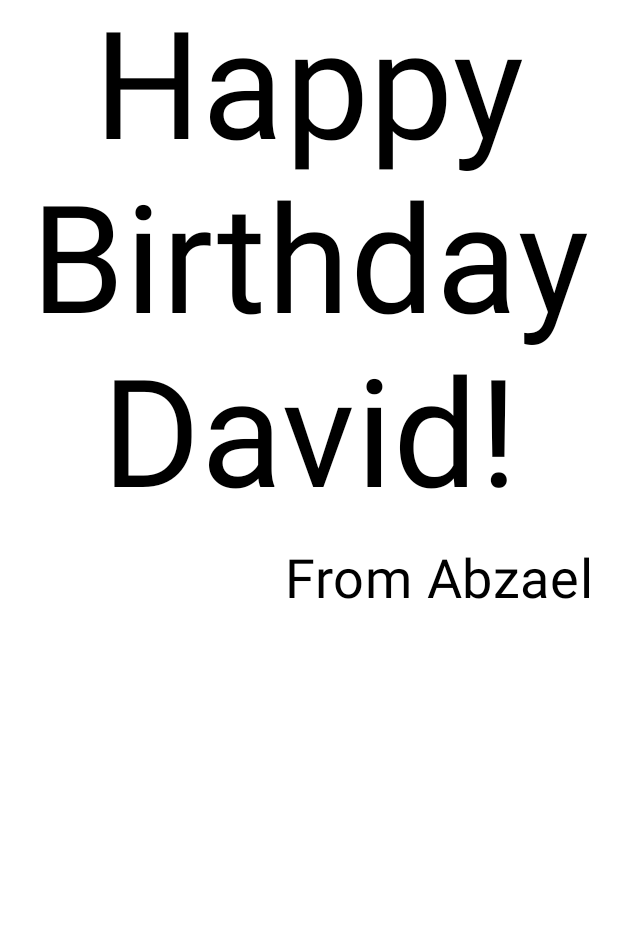
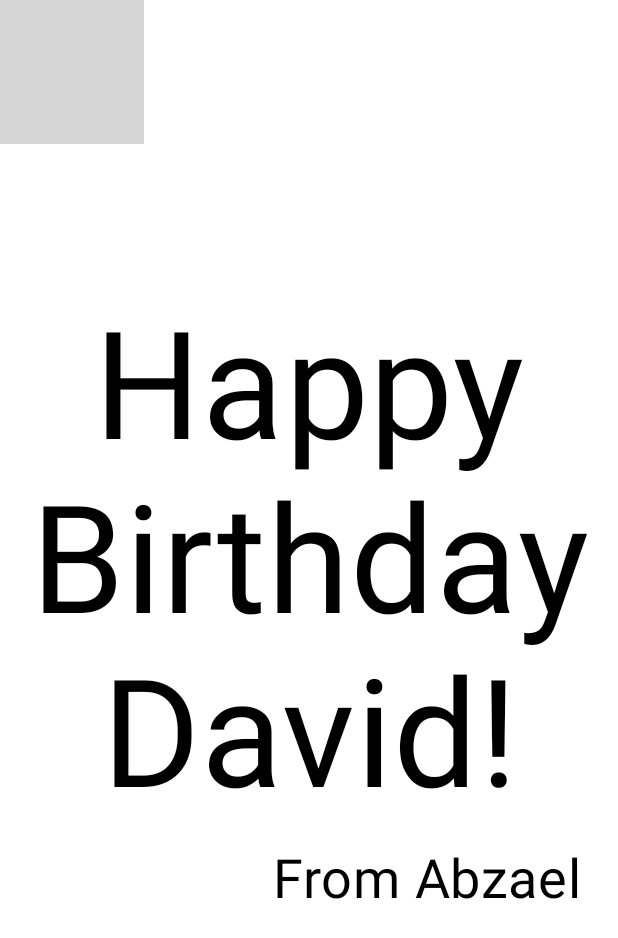
Before and after one commit to AbzaelRodriguez18/Happy_Birthday, an Android app built with Jetpack Compose: the @Preview function BirthdayCardPreview, on a phone screen of 412 x 824 dp. Shown: the top 938 px of the screen. Run offline under Robolectric (Android 15) with nearby library versions, the phone set to English and light mode, and no system bars; grey boxes are pictures that could not be loaded.

Commit message:
second commit

```diff
--- a/app/build.gradle.kts
+++ b/app/build.gradle.kts
@@ -49,6 +49,8 @@ dependencies {
     implementation(libs.androidx.compose.ui.graphics)
     implementation(libs.androidx.compose.ui.tooling.preview)
     implementation(libs.androidx.compose.material3)
+    implementation(libs.androidx.compose.foundation)
+    implementation(libs.androidx.compose.foundation.layout)
     testImplementation(libs.junit)
     androidTestImplementation(libs.androidx.junit)
     androidTestImplementation(libs.androidx.espresso.core)
--- a/app/src/main/java/com/example/happybirthday/MainActivity.kt
+++ b/app/src/main/java/com/example/happybirthday/MainActivity.kt
@@ -4,7 +4,9 @@ import android.os.Bundle
 import androidx.activity.ComponentActivity
 import androidx.activity.compose.setContent
 import androidx.activity.enableEdgeToEdge
+import androidx.compose.foundation.Image
 import androidx.compose.foundation.layout.Arrangement
+import androidx.compose.foundation.layout.Box
 import androidx.compose.foundation.layout.Column
 import androidx.compose.foundation.layout.Row
 import androidx.compose.foundation.layout.fillMaxSize
@@ -16,6 +18,9 @@ import androidx.compose.material3.Text
 import androidx.compose.runtime.Composable
 import androidx.compose.ui.Alignment
 import androidx.compose.ui.Modifier
+import androidx.compose.ui.layout.ContentScale
+import androidx.compose.ui.res.painterResource
+import androidx.compose.ui.res.stringResource
 import androidx.compose.ui.text.style.TextAlign
 import androidx.compose.ui.tooling.preview.Preview
 import androidx.compose.ui.unit.dp
@@ -31,10 +36,9 @@ class MainActivity : ComponentActivity() {
                     modifier = Modifier.fillMaxSize(),
                     color = MaterialTheme.colorScheme.background
                 ){
-                    GreetingText(
-                        massage = "Happy Birthday David!",
-                        from = "From Abzael",
-                        modifier = Modifier.padding(8.dp)
+                    GreetingImage(
+                        message = stringResource(R.string.happy_birthday_david),
+                        from = stringResource(R.string.from_abzael)
                     )
                 }
             }
@@ -42,13 +46,13 @@ class MainActivity : ComponentActivity() {
     }
 }
 @Composable
-fun GreetingText(massage: String,from:String, modifier: Modifier = Modifier) {
+fun GreetingText(message: String,from:String, modifier: Modifier = Modifier) {
     Column (
         verticalArrangement = Arrangement.Center,
         modifier = modifier
     ){
         Text(
-            text = massage,
+            text = message,
             fontSize = 100.sp,
             lineHeight = 116.sp,
             textAlign = TextAlign.Center
@@ -64,11 +68,33 @@ fun GreetingText(massage: String,from:String, modifier: Modifier = Modifier) {
         )
     }
 }
+@Composable
+fun GreetingImage(message: String,from: String,modifier: Modifier = Modifier){
+    val imagen = painterResource(R.drawable.androidparty)
+    Box (modifier) {
+        Image(
+            painter = imagen,
+            contentDescription = null,
+            contentScale = ContentScale.Crop,
+            alpha = 0.5F
+        )
+        GreetingText(
+            message = message,
+            from = from,
+            modifier = Modifier
+                .fillMaxSize()
+                .padding(8.dp)
+        )
+    }
+}
 
 @Preview(showBackground = true)
 @Composable
 fun BirthdayCardPreview() {
     HappyBirthdayTheme {
-        GreetingText(massage = "Happy Birthday David!", from = "From Abzael")
+        GreetingImage(
+            message = "Happy Birthday David!",
+            from = "From Abzael"
+        )
     }
 }
--- a/app/src/main/res/values/strings.xml
+++ b/app/src/main/res/values/strings.xml
@@ -1,3 +1,5 @@
 <resources>
     <string name="app_name">Happy Birthday</string>
+    <string name="happy_birthday_david">Happy Birthday David!</string>
+    <string name="from_abzael">From Abzael</string>
 </resources>
--- a/gradle/libs.versions.toml
+++ b/gradle/libs.versions.toml
@@ -8,6 +8,8 @@ espressoCore = "3.7.0"
 lifecycleRuntimeKtx = "2.9.4"
 activityCompose = "1.11.0"
 composeBom = "2024.09.00"
+foundation = "1.9.3"
+foundationLayout = "1.9.3"
 
 [libraries]
 androidx-core-ktx = { group = "androidx.core", name = "core-ktx", version.ref = "coreKtx" }
@@ -24,6 +26,8 @@ androidx-compose-ui-tooling-preview = { group = "androidx.compose.ui", name = "u
 androidx-compose-ui-test-manifest = { group = "androidx.compose.ui", name = "ui-test-manifest" }
 androidx-compose-ui-test-junit4 = { group = "androidx.compose.ui", name = "ui-test-junit4" }
 androidx-compose-material3 = { group = "androidx.compose.material3", name = "material3" }
+androidx-compose-foundation = { group = "androidx.compose.foundation", name = "foundation", version.ref = "foundation" }
+androidx-compose-foundation-layout = { group = "androidx.compose.foundation", name = "foundation-layout", version.ref = "foundationLayout" }
 
 [plugins]
 android-application = { id = "com.android.application", version.ref = "agp" }
```
Also changed, not shown: 1 other file.
